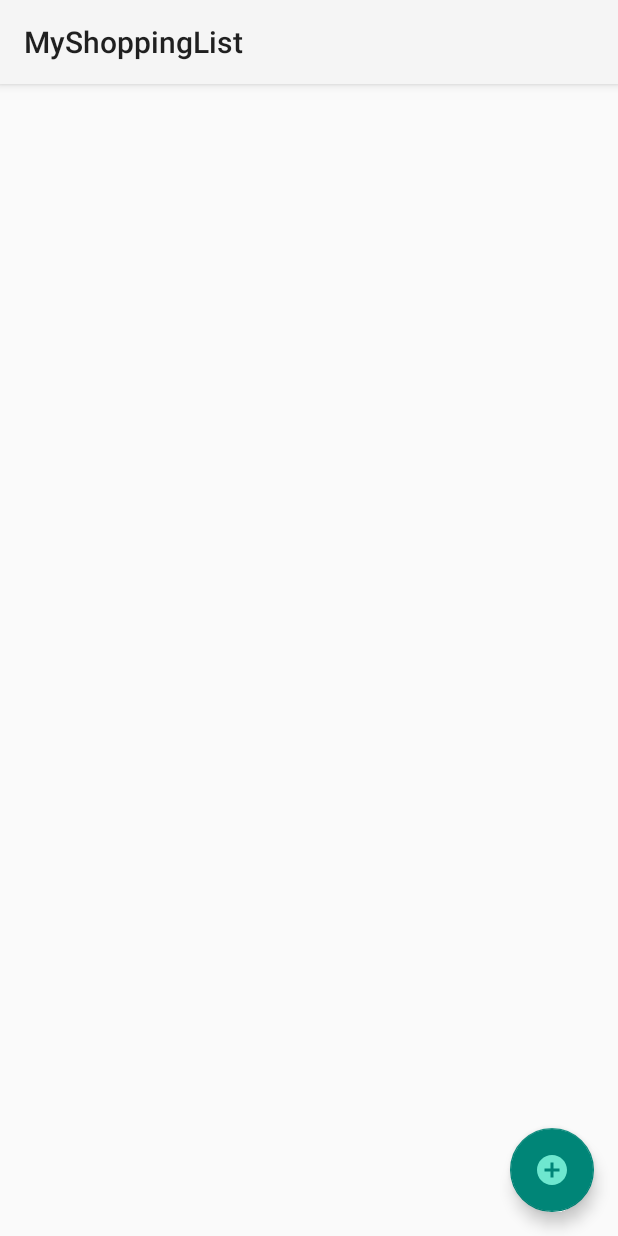
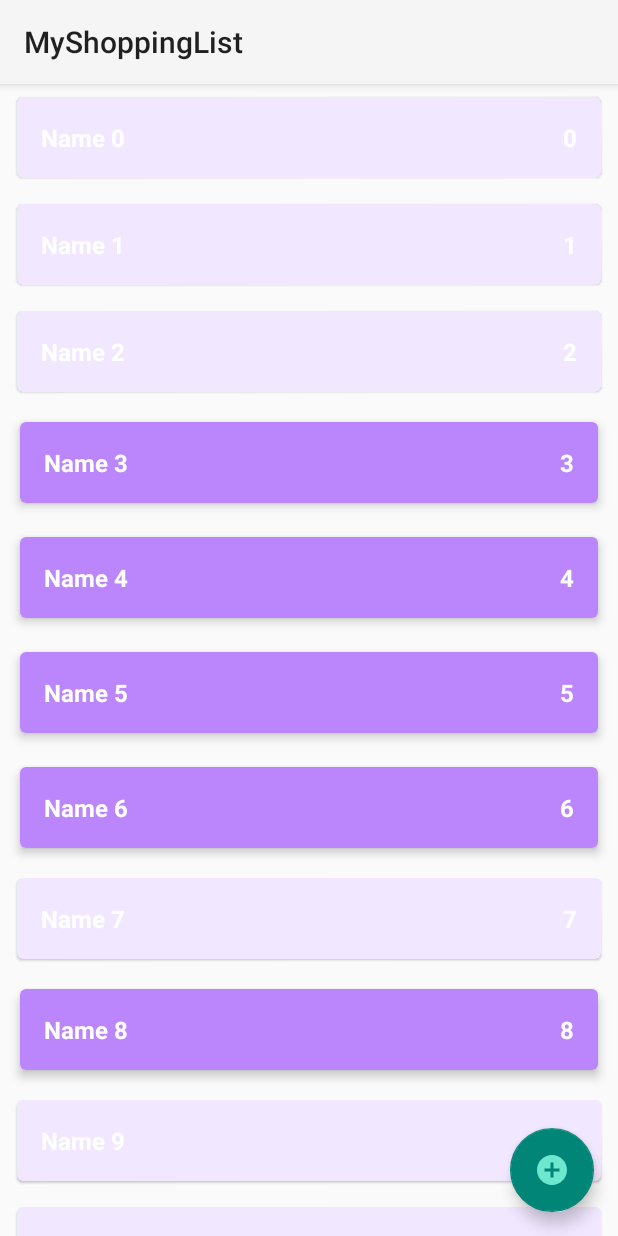
Before and after one commit to NikaNed/ShoppingList, an Android app: the screen it shows after launch (MainActivity), on a phone screen of 412 x 824 dp. Run offline under Robolectric (Android 15) with nearby library versions, the phone set to English and light mode, and no system bars.

Commit message:
Create RecyclerView

```diff
--- a/app/src/main/java/com/example/myshoppinglist/data/ShopListRepositoryImpl.kt
+++ b/app/src/main/java/com/example/myshoppinglist/data/ShopListRepositoryImpl.kt
@@ -4,6 +4,7 @@ import androidx.lifecycle.LiveData
 import androidx.lifecycle.MutableLiveData
 import com.example.myshoppinglist.domain.ShopItem
 import com.example.myshoppinglist.domain.ShopListRepository
+import kotlin.random.Random
 
 object ShopListRepositoryImpl: ShopListRepository {
 
@@ -13,8 +14,8 @@ object ShopListRepositoryImpl: ShopListRepository {
     private var autoIncrementId = 0
 
     init {
-        for (i in 0 until 10) {
-            val item = ShopItem("Name $i", i, enabled = true)
+        for (i in 0 until 1000) {
+            val item = ShopItem("Name $i", i, enabled = Random.nextBoolean())
             addShopItem(item)
         }
 
--- a/app/src/main/java/com/example/myshoppinglist/presentation/MainActivity.kt
+++ b/app/src/main/java/com/example/myshoppinglist/presentation/MainActivity.kt
@@ -5,27 +5,38 @@ import android.os.Bundle
 import android.util.Log
 import androidx.lifecycle.ViewModel
 import androidx.lifecycle.ViewModelProvider
+import androidx.recyclerview.widget.RecyclerView
 import com.example.myshoppinglist.R
 
 class MainActivity : AppCompatActivity() {
 
     private lateinit var viewModel: MainViewModel
-
-    private var count = 0
+    private lateinit var adapter: ShopListAdapter
 
     override fun onCreate(savedInstanceState: Bundle?) {
         super.onCreate(savedInstanceState)
         setContentView(R.layout.activity_main)
+        setUpRecyclerView()
         viewModel = ViewModelProvider(this).get(MainViewModel::class.java)
         viewModel.shopList.observe(this){
-            Log.d("MainActivityTest", it.toString())
-            if (count == 0) {
-                count++
-                val item = it[0]
-                viewModel.changeEnableState(item)
-            }
+            adapter.shopList = it // в адаптер вставим новый лист
 
         }
+    }
+
+    private fun setUpRecyclerView() { //настраиваем RecyclerView
+        val rvShopList = findViewById<RecyclerView>(R.id.rv_shop_list) //получаем RecyclerView
+        adapter = ShopListAdapter() // создаем адаптер
+        rvShopList.adapter = adapter // устанавлием адаптер у RecyclerView
+
+        rvShopList.recycledViewPool.setMaxRecycledViews(
+            ShopListAdapter.VIEW_TYPE_ENABLE,
+            ShopListAdapter.MAX_POOL_SIZE
+        )
+        rvShopList.recycledViewPool.setMaxRecycledViews(
+            ShopListAdapter.VIEW_TYPE_DISABLE,
+            ShopListAdapter.MAX_POOL_SIZE
+        )
 
     }
 }
--- a/app/src/main/java/com/example/myshoppinglist/presentation/ShopListAdapter.kt
+++ b/app/src/main/java/com/example/myshoppinglist/presentation/ShopListAdapter.kt
@@ -1,38 +1,63 @@
 package com.example.myshoppinglist.presentation
 
+import android.content.Context
+import android.util.Log
 import android.view.LayoutInflater
 import android.view.View
 import android.view.ViewGroup
 import android.widget.TextView
+import androidx.core.content.ContextCompat
 import androidx.recyclerview.widget.RecyclerView
 import com.example.myshoppinglist.R
 import com.example.myshoppinglist.domain.ShopItem
 
 class ShopListAdapter: RecyclerView.Adapter<ShopListAdapter.ShopItemViewHolder>() {
 
-    val list = listOf<ShopItem>()
+    var count = 0
+    var shopList = listOf<ShopItem>()
+        set(value) {
+        field = value
+        notifyDataSetChanged()
+    }
 
     override fun onCreateViewHolder(parent: ViewGroup, viewType: Int): ShopItemViewHolder {
-        val view = LayoutInflater.from(parent.context).inflate(R.layout.item_shop_disabled,parent,false)
+        Log.d("ShopListAdapter","onCreateViewHolder, count: ${++count}")
+        val layout = when (viewType) {
+            VIEW_TYPE_ENABLE -> R.layout.item_shop_enabled
+            VIEW_TYPE_DISABLE -> R.layout.item_shop_disabled
+            else -> throw RuntimeException("Unknown view type $viewType")
+        }
+        val view = LayoutInflater.from(parent.context).inflate(layout,parent,false)
         return ShopItemViewHolder(view)
     }
 
     override fun onBindViewHolder(viewHolder: ShopItemViewHolder, position: Int) {
-        val ShopItem = list[position]
-        viewHolder.tvName.text = ShopItem.name
-        viewHolder.tvCount.text = ShopItem.count.toString()
+        val shopItem = shopList[position]
         viewHolder.view.setOnClickListener() {
             true
         }
+        viewHolder.tvName.text = shopItem.name
+        viewHolder.tvCount.text = shopItem.count.toString()
+    }
 
+    override fun getItemViewType(position: Int): Int {
+        val item = shopList[position]
+        return if (item.enabled) VIEW_TYPE_ENABLE
+        else VIEW_TYPE_DISABLE
     }
 
     override fun getItemCount(): Int {
-        return list.size
+        return shopList.size
     }
 
     class ShopItemViewHolder(val view:View):RecyclerView.ViewHolder(view){
         val tvName = view.findViewById<TextView>(R.id.tv_name)
         val tvCount = view.findViewById<TextView>(R.id.tv_count)
     }
+
+    companion object{
+        const val VIEW_TYPE_ENABLE = 100
+        const val VIEW_TYPE_DISABLE = 101
+        const val MAX_POOL_SIZE = 20
+    }
 }
--- a/app/src/main/res/layout/item_shop_disabled.xml
+++ b/app/src/main/res/layout/item_shop_disabled.xml
@@ -29,7 +29,7 @@
 
             <TextView
                 android:id="@+id/tv_name"
-                android:layout_width="match_parent"
+                android:layout_width="wrap_content"
                 android:layout_height="wrap_content"
                 android:layout_weight="1"
                 android:textColor="@color/white"
@@ -42,6 +42,7 @@
                 android:layout_width="wrap_content"
                 android:layout_height="wrap_content"
                 android:layout_weight="1"
+                android:gravity="end"
                 android:textColor="@color/white"
                 android:textSize="16sp"
                 android:textStyle="bold"
--- a/app/src/main/res/layout/item_shop_enabled.xml
+++ b/app/src/main/res/layout/item_shop_enabled.xml
@@ -39,9 +39,10 @@
 
             <TextView
                 android:id="@+id/tv_count"
-                android:layout_width="wrap_content"
+                android:layout_width="match_parent"
                 android:layout_height="wrap_content"
                 android:layout_weight="1"
+                android:gravity="end"
                 android:textColor="@color/white"
                 android:textSize="16sp"
                 android:textStyle="bold"
```
